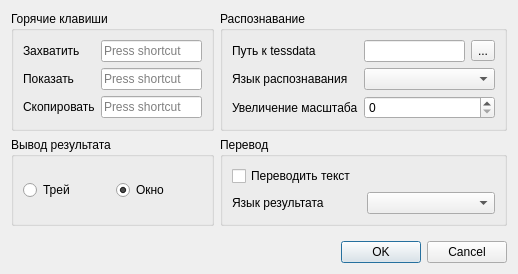
Qt form SettingsEditor.ui (OneMoreGres/ScreenTranslator) before a commit.
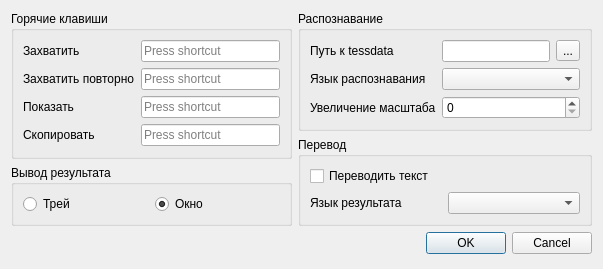
The same form after that commit.

Commit message: Added possibility to capture image from last used screenshot (SelectionDialog).

The edit to the form file:
```diff
--- a/SettingsEditor.ui
+++ b/SettingsEditor.ui
@@ -6,61 +6,26 @@
    <rect>
     <x>0</x>
     <y>0</y>
-    <width>518</width>
-    <height>274</height>
+    <width>603</width>
+    <height>269</height>
    </rect>
   </property>
   <property name="windowTitle">
    <string>Настройки</string>
   </property>
   <layout class="QGridLayout" name="gridLayout_5">
-   <item row="0" column="0">
-    <widget class="QGroupBox" name="groupBox">
-     <property name="title">
-      <string>Горячие клавиши</string>
+   <item row="4" column="0">
+    <spacer name="verticalSpacer">
+     <property name="orientation">
+      <enum>Qt::Vertical</enum>
      </property>
-     <layout class="QGridLayout" name="gridLayout">
-      <item row="0" column="0">
-       <widget class="QLabel" name="label">
-        <property name="toolTip">
-         <string>&lt;html&gt;&lt;head/&gt;&lt;body&gt;&lt;p&gt;Сочетание клавиш для перехода в режим захвата.&lt;/p&gt;&lt;/body&gt;&lt;/html&gt;</string>
-        </property>
-        <property name="text">
-         <string>Захватить</string>
-        </property>
-       </widget>
-      </item>
-      <item row="0" column="1">
-       <widget class="QKeySequenceEdit" name="captureEdit"/>
-      </item>
-      <item row="1" column="0">
-       <widget class="QLabel" name="label_3">
-        <property name="toolTip">
-         <string>&lt;html&gt;&lt;head/&gt;&lt;body&gt;&lt;p&gt;Сочетание клавиш для повторного отображения последнего результата.&lt;/p&gt;&lt;/body&gt;&lt;/html&gt;</string>
-        </property>
-        <property name="text">
-         <string>Показать</string>
-        </property>
-       </widget>
-      </item>
-      <item row="1" column="1">
-       <widget class="QKeySequenceEdit" name="repeatEdit"/>
-      </item>
-      <item row="2" column="0">
-       <widget class="QLabel" name="label_7">
-        <property name="toolTip">
-         <string>&lt;html&gt;&lt;head/&gt;&lt;body&gt;&lt;p&gt;Сочетание клавиш для копирования последнего результата в буфер обмена.&lt;/p&gt;&lt;/body&gt;&lt;/html&gt;</string>
-        </property>
-        <property name="text">
-         <string>Скопировать</string>
-        </property>
-       </widget>
-      </item>
-      <item row="2" column="1">
-       <widget class="QKeySequenceEdit" name="clipboardEdit"/>
-      </item>
-     </layout>
-    </widget>
+     <property name="sizeHint" stdset="0">
+      <size>
+       <width>20</width>
+       <height>1</height>
+      </size>
+     </property>
+    </spacer>
    </item>
    <item row="0" column="1">
     <widget class="QGroupBox" name="groupBox_2">
@@ -126,20 +91,17 @@
      </layout>
     </widget>
    </item>
-   <item row="0" column="2">
-    <spacer name="horizontalSpacer">
+   <item row="3" column="0" colspan="2">
+    <widget class="QDialogButtonBox" name="buttonBox">
      <property name="orientation">
       <enum>Qt::Horizontal</enum>
      </property>
-     <property name="sizeHint" stdset="0">
-      <size>
-       <width>0</width>
-       <height>20</height>
-      </size>
+     <property name="standardButtons">
+      <set>QDialogButtonBox::Cancel|QDialogButtonBox::Ok</set>
      </property>
-    </spacer>
+    </widget>
    </item>
-   <item row="1" column="0">
+   <item row="2" column="0">
     <widget class="QGroupBox" name="resultGroup">
      <property name="title">
       <string>Вывод результата</string>
@@ -165,7 +127,68 @@
      </layout>
     </widget>
    </item>
-   <item row="1" column="1">
+   <item row="0" column="0" rowspan="2">
+    <widget class="QGroupBox" name="groupBox">
+     <property name="title">
+      <string>Горячие клавиши</string>
+     </property>
+     <layout class="QGridLayout" name="gridLayout">
+      <item row="0" column="0">
+       <widget class="QLabel" name="label">
+        <property name="toolTip">
+         <string>&lt;html&gt;&lt;head/&gt;&lt;body&gt;&lt;p&gt;Сочетание клавиш для перехода в режим захвата.&lt;/p&gt;&lt;/body&gt;&lt;/html&gt;</string>
+        </property>
+        <property name="text">
+         <string>Захватить</string>
+        </property>
+       </widget>
+      </item>
+      <item row="0" column="1">
+       <widget class="QKeySequenceEdit" name="captureEdit"/>
+      </item>
+      <item row="1" column="0">
+       <widget class="QLabel" name="label_8">
+        <property name="toolTip">
+         <string>&lt;html&gt;&lt;head/&gt;&lt;body&gt;&lt;p&gt;Сочетание клавиш для перехода в режим захвата, но с использованием последнего использованного, а не текущего, изображения.&lt;/p&gt;&lt;/body&gt;&lt;/html&gt;</string>
+        </property>
+        <property name="text">
+         <string>Захватить повторно</string>
+        </property>
+       </widget>
+      </item>
+      <item row="1" column="1">
+       <widget class="QKeySequenceEdit" name="repeatCaptureEdit"/>
+      </item>
+      <item row="2" column="0">
+       <widget class="QLabel" name="label_3">
+        <property name="toolTip">
+         <string>&lt;html&gt;&lt;head/&gt;&lt;body&gt;&lt;p&gt;Сочетание клавиш для повторного отображения последнего результата.&lt;/p&gt;&lt;/body&gt;&lt;/html&gt;</string>
+        </property>
+        <property name="text">
+         <string>Показать</string>
+        </property>
+       </widget>
+      </item>
+      <item row="2" column="1">
+       <widget class="QKeySequenceEdit" name="repeatEdit"/>
+      </item>
+      <item row="3" column="0">
+       <widget class="QLabel" name="label_7">
+        <property name="toolTip">
+         <string>&lt;html&gt;&lt;head/&gt;&lt;body&gt;&lt;p&gt;Сочетание клавиш для копирования последнего результата в буфер обмена.&lt;/p&gt;&lt;/body&gt;&lt;/html&gt;</string>
+        </property>
+        <property name="text">
+         <string>Скопировать</string>
+        </property>
+       </widget>
+      </item>
+      <item row="3" column="1">
+       <widget class="QKeySequenceEdit" name="clipboardEdit"/>
+      </item>
+     </layout>
+    </widget>
+   </item>
+   <item row="1" column="1" rowspan="2">
     <widget class="QGroupBox" name="groupBox_3">
      <property name="title">
       <string>Перевод</string>
@@ -200,29 +223,6 @@
      </layout>
     </widget>
    </item>
-   <item row="2" column="0">
-    <spacer name="verticalSpacer">
-     <property name="orientation">
-      <enum>Qt::Vertical</enum>
-     </property>
-     <property name="sizeHint" stdset="0">
-      <size>
-       <width>20</width>
-       <height>1</height>
-      </size>
-     </property>
-    </spacer>
-   </item>
-   <item row="3" column="1">
-    <widget class="QDialogButtonBox" name="buttonBox">
-     <property name="orientation">
-      <enum>Qt::Horizontal</enum>
-     </property>
-     <property name="standardButtons">
-      <set>QDialogButtonBox::Cancel|QDialogButtonBox::Ok</set>
-     </property>
-    </widget>
-   </item>
   </layout>
  </widget>
  <tabstops>
```
The commit also changes 4 other files.
